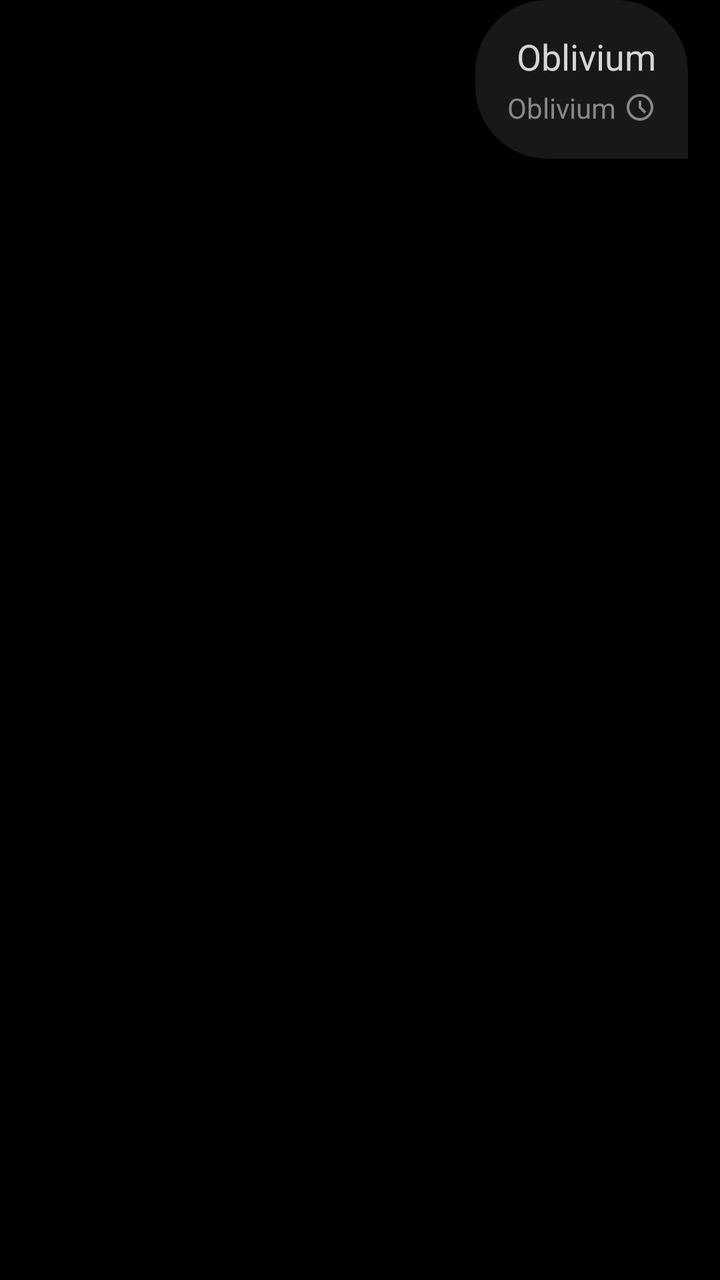
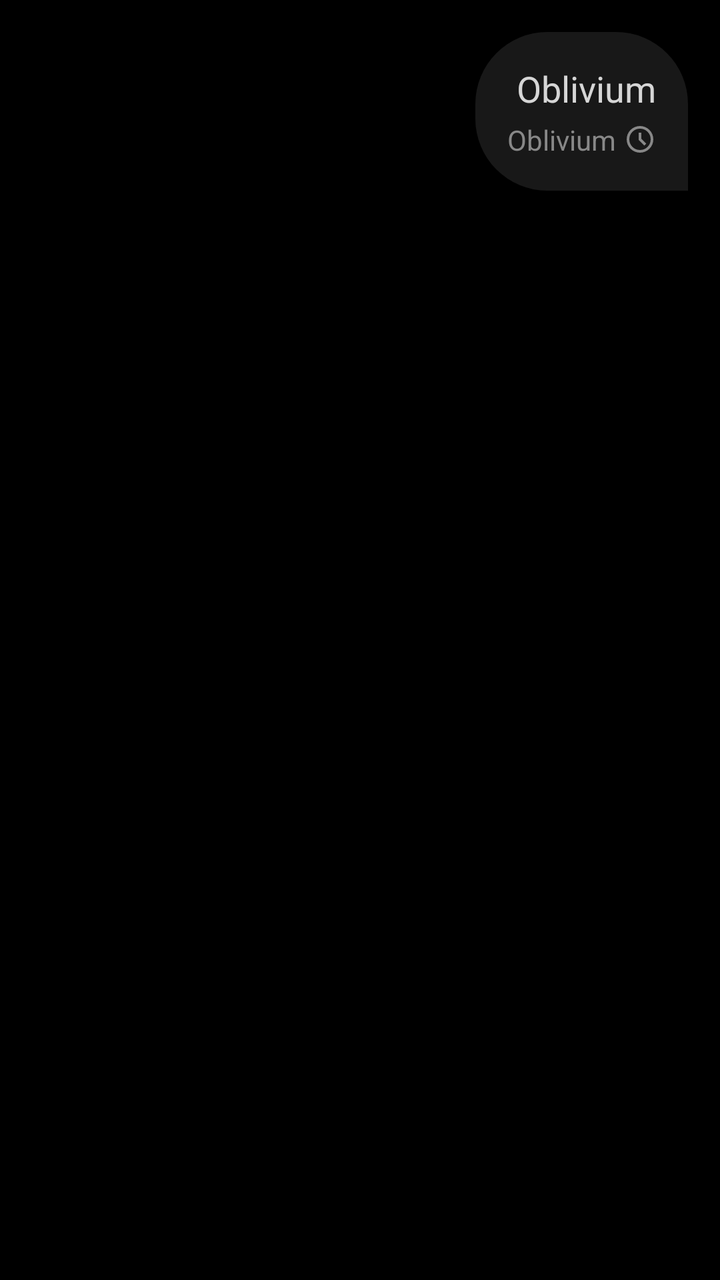

An Android layout rendered at two revisions. The XML below is the earlier revision; the diff shows what the commit changed to produce the second picture.
<!-- AndroidManifest.xml: application theme MainTheme -->
<!-- res/layout/item_message_right.xml -->
<?xml version="1.0" encoding="utf-8"?>
<LinearLayout xmlns:android="http://schemas.android.com/apk/res/android"
    android:layout_width="match_parent"
    android:layout_height="wrap_content"
    android:orientation="vertical"
    android:paddingHorizontal="@dimen/margin_3">

    <LinearLayout
        android:layout_width="wrap_content"
        android:layout_height="wrap_content"
        android:layout_gravity="end"
        android:background="@drawable/bubble_right"
        android:gravity="end"
        android:orientation="vertical"
        android:padding="@dimen/margin_3">

        <TextView
            android:id="@+id/textMessage"
            android:layout_width="wrap_content"
            android:layout_height="wrap_content"
            android:text="@string/app_name"
            android:textColor="@color/white_2"
            android:textSize="18sp" />

        <LinearLayout
            android:layout_width="wrap_content"
            android:layout_height="wrap_content"
            android:layout_marginTop="4dp">

            <TextView
                android:id="@+id/textDateTime"
                android:layout_width="wrap_content"
                android:layout_height="wrap_content"
                android:layout_gravity="center"
                android:layout_marginEnd="4dp"
                android:text="@string/app_name"
                android:textColor="@color/gray"
                android:textSize="14sp" />

            <ImageView
                android:id="@+id/iconStatus"
                android:layout_width="16dp"
                android:layout_height="16dp"
                android:layout_gravity="center"
                android:src="@drawable/icon_clock" />
        </LinearLayout>
    </LinearLayout>
</LinearLayout>
<!-- resources referenced by this layout -->
<resources>
  <color name="gray">#888888</color>
  <color name="white_2">#d6d6d6</color>
  <dimen name="margin_3">16dp</dimen>
  <!-- drawable bubble_right (drawable) -->
  <selector xmlns:android="http://schemas.android.com/apk/res/android">
      <item>
          <ripple android:color="@color/item_ripple">
              <item android:id="@android:id/mask">
                  <shape android:shape="rectangle">
                      <solid android:color="@color/item_ripple" />
                      <corners android:bottomLeftRadius="@dimen/margin_6"  android:topRightRadius="@dimen/margin_6" android:topLeftRadius="@dimen/margin_6"/>
                  </shape>
              </item>
              <item>
                  <shape android:shape="rectangle">
                      <solid android:color="@color/item_background" />
                      <corners android:bottomLeftRadius="@dimen/margin_6"  android:topRightRadius="@dimen/margin_6" android:topLeftRadius="@dimen/margin_6"/>
                  </shape>
              </item>
          </ripple>
      </item>
  </selector>
  <!-- drawable icon_clock (drawable) -->
  <vector xmlns:android="http://schemas.android.com/apk/res/android"
      android:width="24dp"
      android:height="24dp"
      android:viewportWidth="960"
      android:viewportHeight="960">
      <path
          android:fillColor="@color/gray"
          android:pathData="M612,668L668,612L520,464L520,280L440,280L440,496L612,668ZM480,880Q397,880 324,848.5Q251,817 197,763Q143,709 111.5,636Q80,563 80,480Q80,397 111.5,324Q143,251 197,197Q251,143 324,111.5Q397,80 480,80Q563,80 636,111.5Q709,143 763,197Q817,251 848.5,324Q880,397 880,480Q880,563 848.5,636Q817,709 763,763Q709,817 636,848.5Q563,880 480,880ZM480,480Q480,480 480,480Q480,480 480,480Q480,480 480,480Q480,480 480,480Q480,480 480,480Q480,480 480,480Q480,480 480,480Q480,480 480,480ZM480,800Q613,800 706.5,706.5Q800,613 800,480Q800,347 706.5,253.5Q613,160 480,160Q347,160 253.5,253.5Q160,347 160,480Q160,613 253.5,706.5Q347,800 480,800Z"/>
  </vector>
  <string name="app_name">Oblivium</string>
  <style name="MainTheme" parent="@android:style/Theme.DeviceDefault.Light.NoActionBar">
          <item name="android:windowLightStatusBar">false</item>
          <item name="android:statusBarColor">@android:color/black</item>
          <item name="android:windowBackground">@android:color/black</item>
          <item name="android:windowNoTitle">true</item>
          <item name="android:windowActionBar">false</item>
  
          <item name="android:colorSecondary">@color/accent</item>
          <item name="android:colorControlHighlight">@color/accent</item>
          <item name="android:colorControlActivated">@color/accent</item>
          <item name="android:colorActivatedHighlight">@color/accent</item>
          <item name="android:colorPrimary">@color/accent</item>
          <item name="android:colorControlNormal">@color/accent</item>
          <item name="android:colorAccent">@color/accent</item>
      </style>
  <color name="item_ripple">#87FFFFFF</color>
  <dimen name="margin_6">36dp</dimen>
  <color name="item_background">#18FFFFFF</color>
  <color name="accent">#E4671F</color>
</resources>

<!-- the commit's change to res/layout/item_message_right.xml (unified diff, before → after) -->
@@ -4,6 +4,11 @@
     android:layout_height="wrap_content"
     android:orientation="vertical"
     android:paddingHorizontal="@dimen/margin_3">
+
+    <View
+        android:id="@+id/viewPaddingTop"
+        android:layout_width="1dp"
+        android:layout_height="@dimen/margin_3" />
 
     <LinearLayout
         android:layout_width="wrap_content"
@@ -45,4 +50,9 @@
                 android:src="@drawable/icon_clock" />
         </LinearLayout>
     </LinearLayout>
+
+    <View
+        android:id="@+id/viewPaddingBottom"
+        android:layout_width="1dp"
+        android:layout_height="110dp" />
 </LinearLayout>
